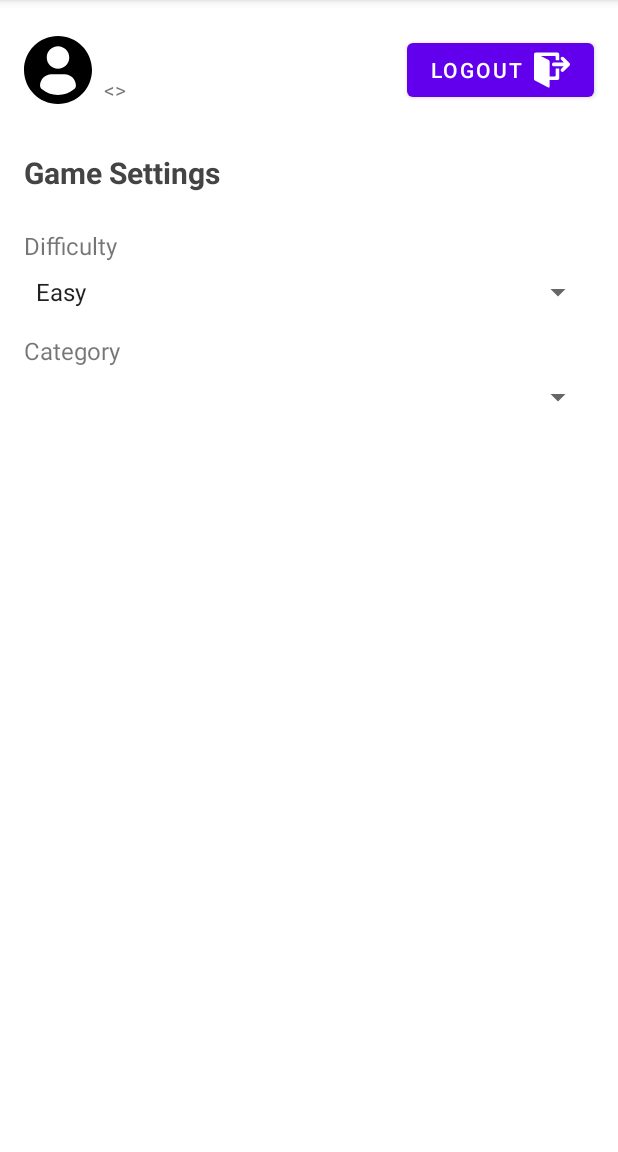
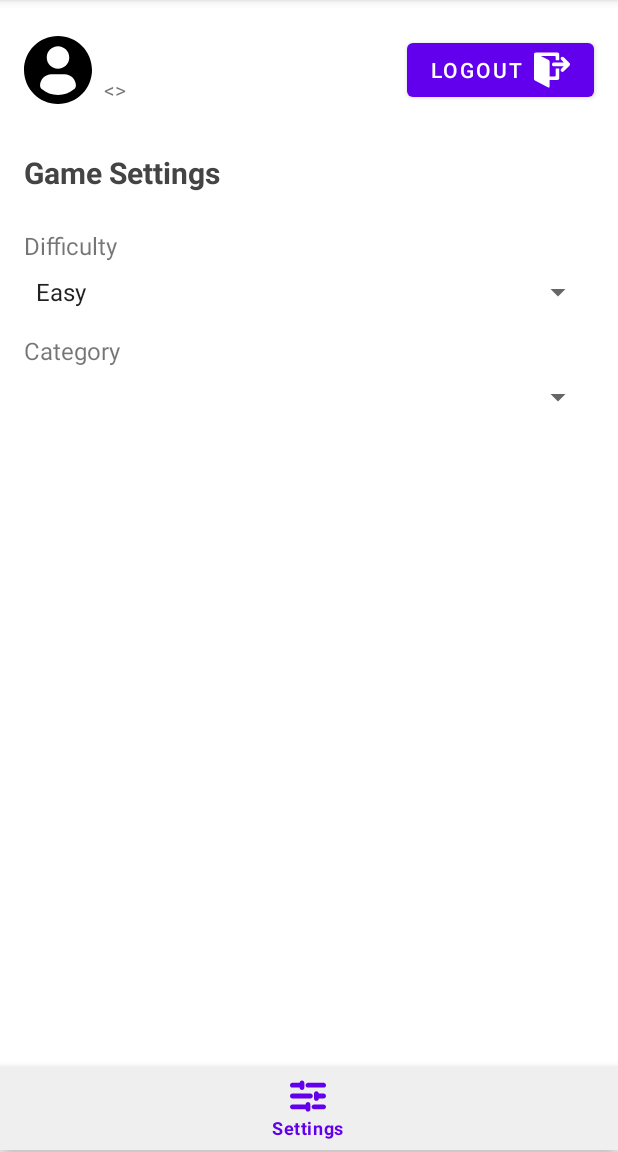
Before and after one commit to Yuziem14/super-trivia, an Android app: the MainActivity screen opened directly, with no data from a screen before it, on a phone screen of 412 x 824 dp, the part 84-1236 px from its top. Run offline under Robolectric (Android 15) with nearby library versions, the phone set to English and light mode, and no system bars; our stand-ins replace navigation-ui.

Commit message:
add bottom navigation menu
Co-authored-by: matheuslk <matheus.augustolk@gmail.com>

```diff
--- a/app/src/main/java/com/yuziem14/supertrivia/MainActivity.kt
+++ b/app/src/main/java/com/yuziem14/supertrivia/MainActivity.kt
@@ -2,10 +2,14 @@ package com.yuziem14.supertrivia
 
 import androidx.appcompat.app.AppCompatActivity
 import android.os.Bundle
+import androidx.navigation.findNavController
+import androidx.navigation.ui.setupWithNavController
+import kotlinx.android.synthetic.main.activity_main.*
 
 class MainActivity : AppCompatActivity() {
     override fun onCreate(savedInstanceState: Bundle?) {
         super.onCreate(savedInstanceState)
         setContentView(R.layout.activity_main)
+        bottomNavigationView.setupWithNavController(findNavController(R.id.mainNavHost))
     }
 }
--- /dev/null
+++ b/app/src/main/res/drawable/ic_settings.xml
@@ -0,0 +1,9 @@
+<vector android:height="192dp" android:viewportHeight="480"
+    android:viewportWidth="480" android:width="192dp" xmlns:android="http://schemas.android.com/apk/res/android">
+    <path android:fillColor="#FF000000" android:pathData="M160,32c-17.673,0 -32,14.327 -32,32H32C14.327,64 0,78.327 0,96s14.327,32 32,32h96c0,17.673 14.327,32 32,32s32,-14.327 32,-32V64C192,46.327 177.673,32 160,32z"/>
+    <path android:fillColor="#FF000000" android:pathData="M448,208h-64c0,-17.673 -14.327,-32 -32,-32c-17.673,0 -32,14.327 -32,32v64c0,17.673 14.327,32 32,32c17.673,0 32,-14.327 32,-32h64c17.673,0 32,-14.327 32,-32S465.673,208 448,208z"/>
+    <path android:fillColor="#FF000000" android:pathData="M448,64H240c-17.673,0 -32,14.327 -32,32s14.327,32 32,32h208c17.673,0 32,-14.327 32,-32S465.673,64 448,64z"/>
+    <path android:fillColor="#FF000000" android:pathData="M272,208H32c-17.673,0 -32,14.327 -32,32s14.327,32 32,32h240c17.673,0 32,-14.327 32,-32S289.673,208 272,208z"/>
+    <path android:fillColor="#FF000000" android:pathData="M448,352H320c-17.673,0 -32,14.327 -32,32c0,17.673 14.327,32 32,32h128c17.673,0 32,-14.327 32,-32C480,366.327 465.673,352 448,352z"/>
+    <path android:fillColor="#FF000000" android:pathData="M240,320c-17.673,0 -32,14.327 -32,32H32c-17.673,0 -32,14.327 -32,32c0,17.673 14.327,32 32,32h176c0,17.673 14.327,32 32,32c17.673,0 32,-14.327 32,-32v-64C272,334.327 257.673,320 240,320z"/>
+</vector>
--- a/app/src/main/res/layout/activity_main.xml
+++ b/app/src/main/res/layout/activity_main.xml
@@ -9,13 +9,13 @@
     <FrameLayout
         android:id="@+id/fragmentContainer"
         android:layout_width="match_parent"
-        android:layout_height="match_parent"
-        app:layout_constraintBottom_toBottomOf="parent"
+        android:layout_height="0dp"
+        app:layout_constraintBottom_toTopOf="@+id/bottomNavigationView"
         app:layout_constraintEnd_toEndOf="parent"
         app:layout_constraintStart_toStartOf="parent"
         app:layout_constraintTop_toTopOf="parent">
 
-        <androidx.fragment.app.FragmentContainerView
+        <fragment
             android:id="@+id/mainNavHost"
             android:name="androidx.navigation.fragment.NavHostFragment"
             android:layout_width="match_parent"
@@ -23,4 +23,15 @@
             app:defaultNavHost="true"
             app:navGraph="@navigation/nav_graph" />
     </FrameLayout>
+
+    <com.google.android.material.bottomnavigation.BottomNavigationView
+        android:id="@+id/bottomNavigationView"
+        android:layout_width="0dp"
+        android:layout_height="wrap_content"
+        android:layout_marginBottom="1dp"
+        android:background="#efefef"
+        app:layout_constraintBottom_toBottomOf="parent"
+        app:layout_constraintEnd_toEndOf="parent"
+        app:layout_constraintStart_toStartOf="parent"
+        app:menu="@menu/menu_bottom" />
 </androidx.constraintlayout.widget.ConstraintLayout>
--- /dev/null
+++ b/app/src/main/res/menu/menu_bottom.xml
@@ -0,0 +1,7 @@
+<?xml version="1.0" encoding="utf-8"?>
+<menu xmlns:android="http://schemas.android.com/apk/res/android">
+    <item
+        android:id="@+id/settingsFragment"
+        android:icon="@drawable/ic_settings"
+        android:title="@string/settings" />
+</menu>
--- a/app/src/main/res/values/strings.xml
+++ b/app/src/main/res/values/strings.xml
@@ -24,4 +24,6 @@
     <string name="medium">Medium</string>
     <string name="hard">Hard</string>
     <string name="random">Random</string>
+    <string name="ranking" translatable="false">Ranking</string>
+    <string name="game">Game</string>
 </resources>
```
Also changed, not shown: 1 other file.
